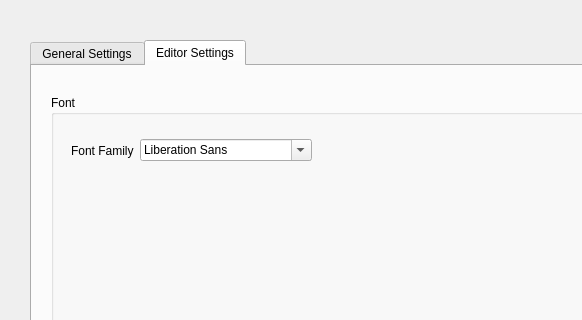
Old version of the form src/ui/preferenceswindow.ui in the repository ChungZH/notepanda; both pictures show x 0 to 582 and y 0 to 320 of the 721 by 403 pixel window.
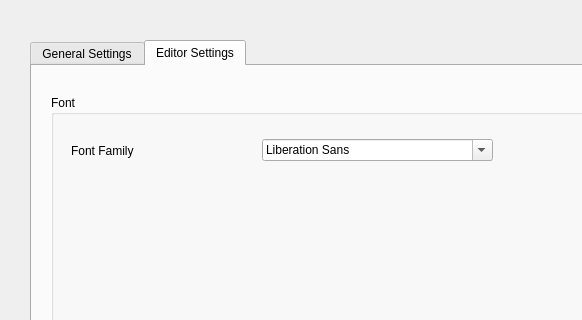
New version of the form. The open tabs and pages were chosen to show the change.

Patch:
```diff
--- a/src/ui/preferenceswindow.ui
+++ b/src/ui/preferenceswindow.ui
@@ -111,7 +111,7 @@
           <rect>
            <x>20</x>
            <y>30</y>
-           <width>241</width>
+           <width>422</width>
            <height>51</height>
           </rect>
          </property>
```
Left out of the diff: 2 changed lines with no effect on the pictures.
